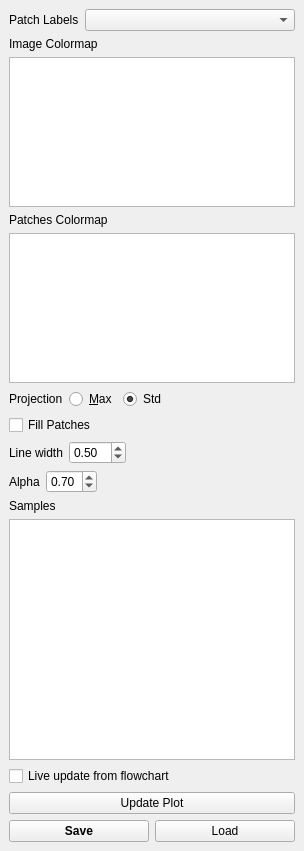
kushalkolar/MESmerize, file mesmerize/plotting/widgets/space_map/control_widget.ui: the form before one commit.
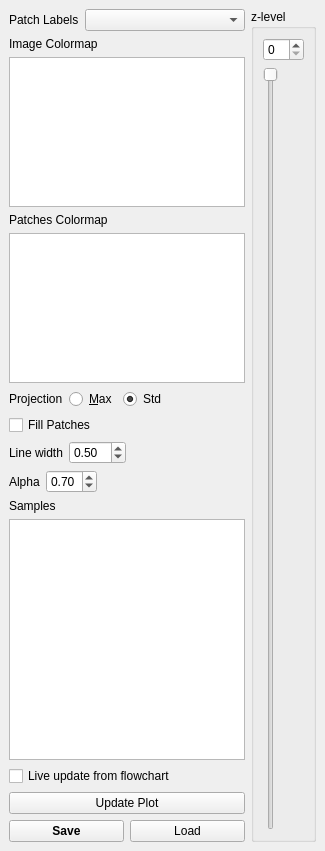
The form after the commit. Custom widgets are drawn as their Qt base class.

Commit message: spacemap plot shoudl work with 3d data, not tested yet

```diff
--- a/mesmerize/plotting/widgets/space_map/control_widget.ui
+++ b/mesmerize/plotting/widgets/space_map/control_widget.ui
@@ -6,7 +6,7 @@
    <rect>
     <x>0</x>
     <y>0</y>
-    <width>304</width>
+    <width>325</width>
     <height>851</height>
    </rect>
   </property>
@@ -14,7 +14,9 @@
    <string>Co&amp;ntrols</string>
   </property>
   <widget class="QWidget" name="dockWidgetContents">
-   <layout class="QVBoxLayout" name="verticalLayout">
+   <layout class="QHBoxLayout" name="horizontalLayout_6">
+    <item>
+     <layout class="QVBoxLayout" name="verticalLayout_2">
     <item>
      <layout class="QHBoxLayout" name="horizontalLayout">
       <item>
@@ -241,6 +243,37 @@
      </layout>
     </item>
    </layout>
+    </item>
+    <item>
+     <layout class="QVBoxLayout" name="verticalLayout">
+      <item>
+       <widget class="QGroupBox" name="groupBox">
+        <property name="title">
+         <string>z-level</string>
+        </property>
+        <layout class="QVBoxLayout" name="verticalLayout_3">
+         <item>
+          <widget class="QSpinBox" name="spinBoxZLevel"/>
+         </item>
+         <item>
+          <widget class="QSlider" name="verticalSliderZLevel">
+           <property name="pageStep">
+            <number>5</number>
+           </property>
+           <property name="orientation">
+            <enum>Qt::Vertical</enum>
+           </property>
+           <property name="invertedAppearance">
+            <bool>true</bool>
+           </property>
+          </widget>
+         </item>
+        </layout>
+       </widget>
+      </item>
+     </layout>
+    </item>
+   </layout>
   </widget>
  </widget>
  <customwidgets>
```
Left out of the diff: 35 changed lines with no effect on the pictures. Lines whose indentation alone changed are shown as unchanged. The commit also changes 2 other files.
